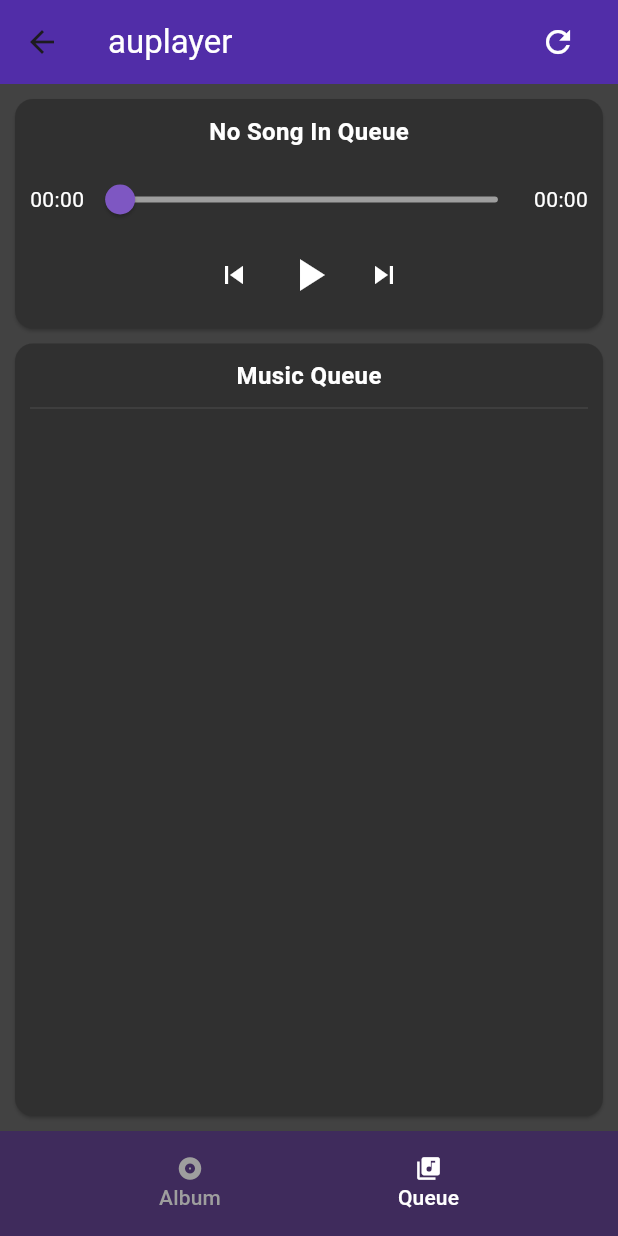
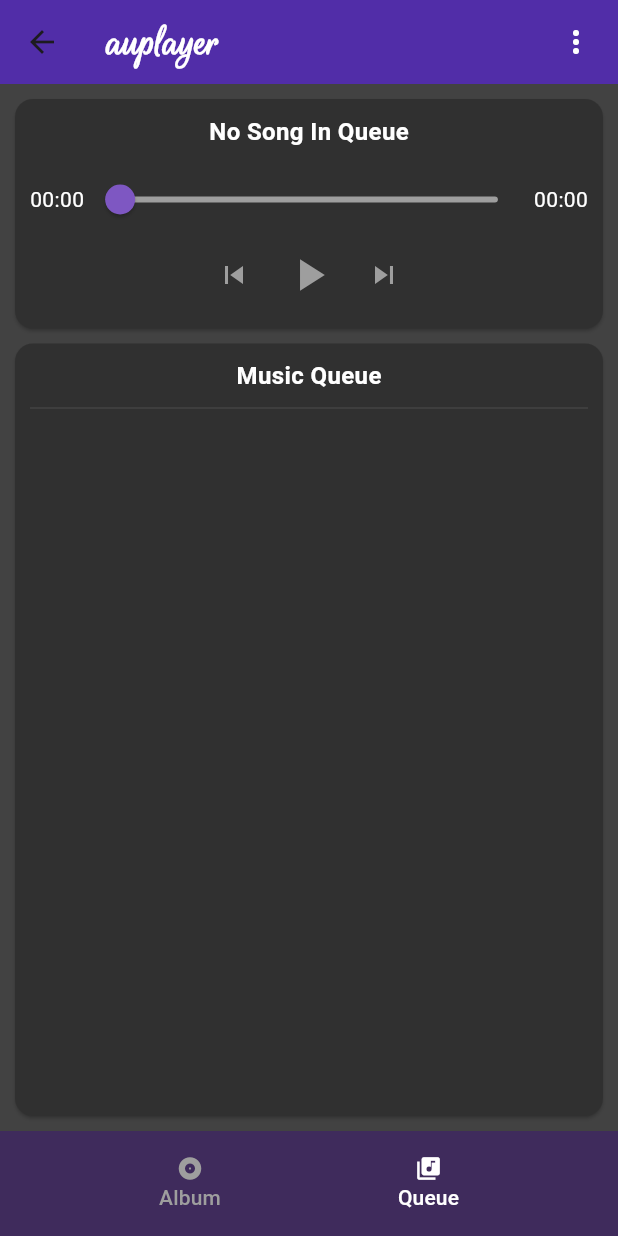
Before and after one commit to sigmamathy/auplayer, a Flutter app: the QueuePage screen opened by its route, on a phone screen of 412 x 824 dp. Run offline on Flutter 3.47's test engine with Material 3 defaults, Android fonts, the phone set to English and light mode, and no system bars; our stand-ins replace audio_service, just_audio, permission_handler, rxdart.

```diff
--- a/lib/pages/queue.dart
+++ b/lib/pages/queue.dart
@@ -10,79 +10,9 @@ class QueuePage extends StatefulWidget {
 
 class QueuePageState extends State<QueuePage> {
 
-	Widget _mediaTitle() {
-		return StreamBuilder<MediaItem?>(
-			stream: AudioPlayerHandler.instance.mediaItem,
-      builder: (context, snapshot) {
-        String title = snapshot.data?.title ?? "No Song In Queue";
-        return Text(
-					title,
-					style: TextStyle(
-						color: Colors.white,
-						fontSize: 16.0,
-						fontWeight: FontWeight.bold,
-					)
-				);
-      }
-		);
-	}
-
-	Widget _mediaControlBar() {
-    return StreamBuilder<bool>(
-      stream: AudioPlayerHandler.instance.playbackState.map((state) => state.playing),
-      builder: (context, snapshot) {
-        bool isPlaying = snapshot.data ?? false;
-        return Row(
-          mainAxisAlignment: MainAxisAlignment.center,
-          children: [
-						IconButton(
-							onPressed: AudioPlayerHandler.instance.skipToPrevious,
-							icon: Icon(Icons.skip_previous, color: Colors.white)
-						),
-            IconButton(
-              onPressed: isPlaying ? AudioPlayerHandler.instance.pause : AudioPlayerHandler.instance.play,
-              icon: Icon(isPlaying ? Icons.pause : Icons.play_arrow, color: Colors.white),
-							iconSize: 36.0,
-            ),
-						IconButton(
-							onPressed: AudioPlayerHandler.instance.skipToNext,
-							icon: Icon(Icons.skip_next, color: Colors.white)
-						),
-          ],
-        );
-      }
-    );
-	}
-
-	Widget _mediaProgressBar() {
-    return StreamBuilder<MediaState>(
-      stream: mediaStateStream,
-      builder: (context, snapshot) {
-        final mediaState = snapshot.data;
-        Duration dur = mediaState?.mediaItem?.duration ?? Duration.zero;
-        Duration pos = mediaState?.position ?? Duration.zero;
-        return Row(
-          mainAxisAlignment: MainAxisAlignment.spaceEvenly,
-          children: [
-						Text(durationToTime(pos), style: TextStyle(color: Colors.white)),
-            Expanded(
-							child: Slider(
-								min: 0,
-								max: dur.inSeconds.toDouble(),
-								value: pos.inSeconds.toDouble(),
-								thumbColor: Colors.deepPurple[400],
-								activeColor: Colors.deepPurple[400],
-								inactiveColor: Colors.grey,
-								onChanged: (newValue) {
-									AudioPlayerHandler.instance.seek(Duration(seconds: newValue.toInt()));
-								}
-							)
-						),
-						Text(durationToTime(dur), style: TextStyle(color: Colors.white)),
-          ],
-        );
-      },
-    );
+	@override
+  void initState() {
+    super.initState();
   }
 
 	Widget _queueList() {
@@ -93,18 +23,10 @@ class QueuePageState extends State<QueuePage> {
 				return StreamBuilder(
 					stream: AudioPlayerHandler.instance.player.currentIndexStream,
 					builder: (_, s2) {
-						int crntIndex = s2.data ?? -1;
 						return Expanded(
 							child: ListView(
-								children: [...queue.asMap().entries.map((entry) =>
-									Card(
-										color: Colors.black,
-										child: ListTile(
-											leading: Text((entry.key+1).toString(), style: TextStyle(color: Colors.white)),
-											title: Text(entry.value.title, style: TextStyle(color: crntIndex == entry.key ? Colors.cyan : Colors.white)),
-											trailing: IconButton(icon: Icon(Icons.delete), color: Colors.white, onPressed: (){}),
-										)),
-									)
+								children: [...queue.asMap().entries.map(
+									(entry) => _QueueMusicCard(entry.key, entry.value.title))
 								],
 							)
 						);
@@ -121,11 +43,35 @@ class QueuePageState extends State<QueuePage> {
 			appBar: AppBar(
 				title: Row(
 					children: [
-						Text("auplayer", style: TextStyle(color: Colors.white)),
+						Text("auplayer",
+							style: TextStyle(
+								color: Colors.white,
+								fontFamily: 'RougeScript',
+								fontWeight: FontWeight.bold,
+								fontSize: 30.0
+							)
+						),
 						Expanded(child: SizedBox()),
-						IconButton(
-							icon: Icon(Icons.refresh, color: Colors.white),
-							onPressed: () {}
+						PopupMenuButton<int>(
+							onSelected: (int value) async {
+							},
+							itemBuilder: (BuildContext context) {
+								return <PopupMenuEntry<int>>[
+									PopupMenuItem<int>(
+										value: 0,
+										child: Text('Clear All'),
+									),
+									PopupMenuItem<int>(
+										value: 1,
+										child: Text('Set As Home'),
+									),
+									PopupMenuItem<int>(
+										value: 2,
+										child: Text('Option 3'),
+									),
+								];
+							},
+							child: Icon(Icons.more_vert, color: Colors.white),
 						),
 					]
 				),
@@ -133,21 +79,7 @@ class QueuePageState extends State<QueuePage> {
 			),
 			body: Column(
 				children: [
-					Card(
-						margin: EdgeInsets.all(10.0),
-						color: Colors.grey[850],
-						child: Padding(
-							padding: EdgeInsets.all(10.0),
-							child: Column(
-								children: [
-									_mediaTitle(),
-									SizedBox(height: 10.0),
-									_mediaProgressBar(),
-									_mediaControlBar(),
-								]
-							)
-						)
-					),
+					_MediaPlayerWidget(),
 					Expanded(
 						child: Card(
 							margin: EdgeInsets.fromLTRB(10, 0, 10, 10),
@@ -176,13 +108,167 @@ class QueuePageState extends State<QueuePage> {
 			),
 		);
   }
+}
 
-	String durationToTime(Duration duration) {
-		String ng = duration.isNegative ? '-' : '';
+class _MediaPlayerWidget extends StatelessWidget {
 
-		String td(int n) => n.toString().padLeft(2, "0");
-		String tdm = td(duration.inMinutes.remainder(60).abs());
-		String tds = td(duration.inSeconds.remainder(60).abs());
-		return "$ng${duration.inHours > 0 ? "${td(duration.inHours)}:" : ""}$tdm:$tds";
+	Widget _mediaTitle() {
+		return StreamBuilder<MediaItem?>(
+			stream: AudioPlayerHandler.instance.mediaItem,
+      builder: (_, snapshot) {
+        String title = snapshot.data?.title ?? "No Song In Queue";
+        return Text(
+					title,
+					style: TextStyle(
+						color: Colors.white,
+						fontSize: 16.0,
+						fontWeight: FontWeight.bold,
+					)
+				);
+      }
+		);
 	}
+
+	Widget _mediaProgressBar() {
+		final ah = AudioPlayerHandler.instance;
+    return StreamBuilder<MediaState>(
+      stream: mediaStateStream,
+      builder: (_, __) {
+				Duration dur = ah.player.duration ?? Duration.zero;
+				Duration pos = ah.playlist.length > 0 ? ah.player.position : Duration.zero;
+        return Row(
+          mainAxisAlignment: MainAxisAlignment.spaceEvenly,
+          children: [
+						Text(_durationToTime(pos), style: TextStyle(color: Colors.white)),
+            Expanded(
+							child: Slider(
+								min: 0,
+								max: dur.inSeconds.toDouble(),
+								value: pos.inSeconds.toDouble(),
+								thumbColor: Colors.deepPurple[400],
+								activeColor: Colors.deepPurple[400],
+								inactiveColor: Colors.grey,
+								onChanged: (newValue) {
+									ah.seek(Duration(seconds: newValue.toInt()));
+								}
+							)
+						),
+						Text(_durationToTime(dur), style: TextStyle(color: Colors.white)),
+          ],
+        );
+      },
+    );
+  }
+
+	Widget _mediaControlBar() {
+		final ah = AudioPlayerHandler.instance;
+    return StreamBuilder<bool>(
+      stream: ah.playbackState.map((state) => state.playing),
+      builder: (_, s) {
+
+        bool isPlaying = s.data ?? false;
+				bool hasMedia = ah.mediaItem.value != null;
+				bool canSkipPrev = hasMedia && (ah.player.currentIndex??-1) > 0;
+				bool canSkipNext = hasMedia && (ah.player.currentIndex??-1) < ah.playlist.length-1;
+
+        return Row(
+          mainAxisAlignment: MainAxisAlignment.center,
+          children: [
+						IconButton(
+							onPressed: canSkipPrev ? ah.skipToPrevious : (){},
+							icon: Icon(
+								Icons.skip_previous,
+								color: canSkipPrev ? Colors.white : Colors.grey
+							)
+						),
+            IconButton(
+              onPressed: hasMedia ? (isPlaying ? ah.pause : ah.play) : (){},
+              icon: Icon(
+								isPlaying ? Icons.pause : Icons.play_arrow,
+								color: hasMedia ? Colors.white : Colors.grey
+							),
+							iconSize: 36.0,
+            ),
+						IconButton(
+							onPressed: canSkipNext ? ah.skipToNext : (){},
+							icon: Icon(
+								Icons.skip_next,
+								color: canSkipNext ? Colors.white : Colors.grey
+							)
+						),
+          ],
+        );
+      }
+    );
+	}
+
+	@override
+  Widget build(BuildContext context) {
+		return Card(
+			margin: EdgeInsets.all(10.0),
+			color: Colors.grey[850],
+			child: Padding(
+				padding: EdgeInsets.all(10.0),
+				child: Column(
+					children: [
+						_mediaTitle(),
+						SizedBox(height: 10.0),
+						_mediaProgressBar(),
+						_mediaControlBar(),
+					]
+				)
+			)
+		);
+  }
 }
+
+class _QueueMusicCard extends StatelessWidget {
+
+	final int index;
+	final String name;
+
+	const _QueueMusicCard(this.index, this.name);
+
+	@override
+  Widget build(BuildContext context) {
+		final ah = AudioPlayerHandler.instance;
+    return GestureDetector(
+			onTap: () {
+				if (ah.crntIndex() != index) {
+					ah.skipToQueueItem(index);
+				}
+			},
+			child: Card(
+				color: Colors.black,
+				child: ListTile(
+					leading: Text(
+						(index+1).toString(),
+						style: TextStyle(color: Colors.white)
+					),
+					title: Text(
+						name,
+						style: TextStyle(
+							color: ah.crntIndex() == index ? Colors.cyan : Colors.white
+						)
+					),
+					trailing: IconButton(
+						icon: Icon(Icons.delete),
+						color: Colors.white,
+						onPressed: (){
+							ah.removeMusicAt(index);
+						}
+					),
+				)
+			),
+		);
+  }
+}
+
+String _durationToTime(Duration duration) {
+	String ng = duration.isNegative ? '-' : '';
+
+	String td(int n) => n.toString().padLeft(2, "0");
+	String tdm = td(duration.inMinutes.remainder(60).abs());
+	String tds = td(duration.inSeconds.remainder(60).abs());
+	return "$ng${duration.inHours > 0 ? "${td(duration.inHours)}:" : ""}$tdm:$tds";
+}
```
Also changed, not shown: lib/pages/album.dart (+11 -0 lines), lib/tools/audio_player_handler.dart (+20 -0 lines), 1 other file.
